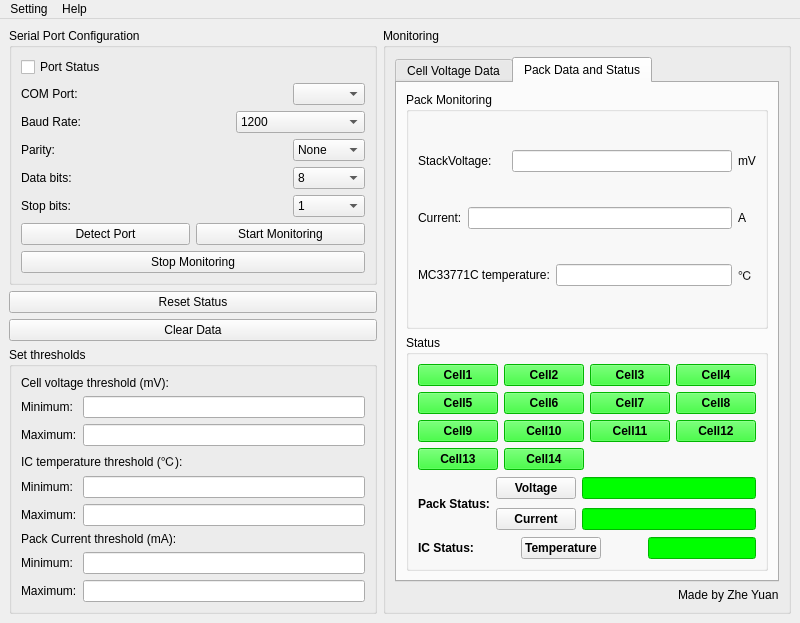
First picture: the form in UI/BMS_GUI.ui, repository Zyuangeorge/Third_year_project, before the edit.
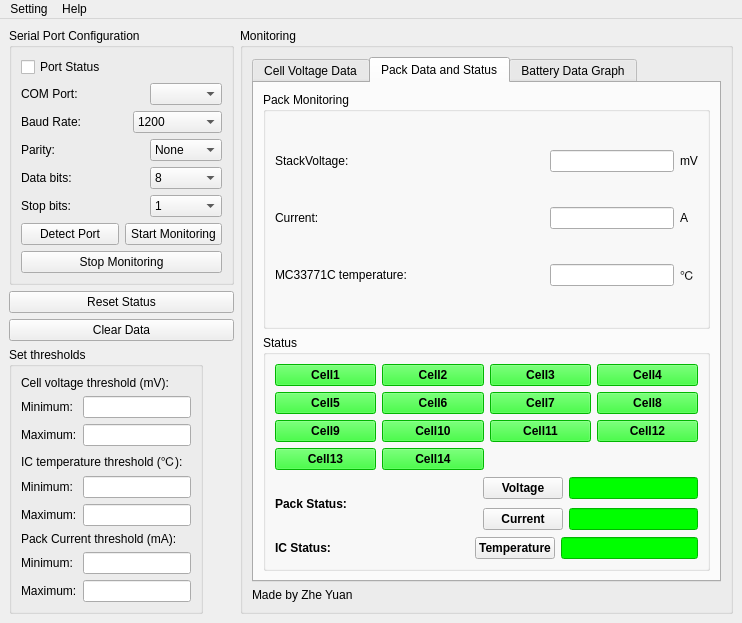
Second picture: the form after the edit. The open tabs and pages were chosen to show the change.

Commit message: update graph plotting

```diff
--- a/UI/BMS_GUI.ui
+++ b/UI/BMS_GUI.ui
@@ -6,8 +6,8 @@
    <rect>
     <x>0</x>
     <y>0</y>
-    <width>800</width>
-    <height>599</height>
+    <width>742</width>
+    <height>592</height>
    </rect>
   </property>
   <property name="font">
@@ -27,6 +27,12 @@
      <layout class="QVBoxLayout" name="leftLayout">
       <item>
        <widget class="QGroupBox" name="portConfigBox">
+        <property name="sizePolicy">
+         <sizepolicy hsizetype="Fixed" vsizetype="Fixed">
+          <horstretch>0</horstretch>
+          <verstretch>0</verstretch>
+         </sizepolicy>
+        </property>
         <property name="font">
          <font>
           <family>Arial</family>
@@ -320,6 +326,12 @@
       </item>
       <item>
        <widget class="QPushButton" name="resetStatusButton">
+        <property name="sizePolicy">
+         <sizepolicy hsizetype="Minimum" vsizetype="Fixed">
+          <horstretch>0</horstretch>
+          <verstretch>0</verstretch>
+         </sizepolicy>
+        </property>
         <property name="text">
          <string>Reset Status</string>
         </property>
@@ -327,6 +339,12 @@
       </item>
       <item>
        <widget class="QPushButton" name="clearDataButton">
+        <property name="sizePolicy">
+         <sizepolicy hsizetype="Minimum" vsizetype="Fixed">
+          <horstretch>0</horstretch>
+          <verstretch>0</verstretch>
+         </sizepolicy>
+        </property>
         <property name="text">
          <string>Clear Data</string>
         </property>
@@ -334,6 +352,12 @@
       </item>
       <item>
        <widget class="QGroupBox" name="thresholdGroupBox">
+        <property name="sizePolicy">
+         <sizepolicy hsizetype="Fixed" vsizetype="Fixed">
+          <horstretch>0</horstretch>
+          <verstretch>0</verstretch>
+         </sizepolicy>
+        </property>
         <property name="title">
          <string>Set thresholds</string>
         </property>
@@ -649,13 +673,17 @@
               <string>Pack Monitoring</string>
              </property>
              <layout class="QGridLayout" name="packMonitoringGroupBoxLayout">
-              <item row="1" column="1" colspan="3">
-               <widget class="QLineEdit" name="packCurrentLineEdit">
-                <property name="focusPolicy">
-                 <enum>Qt::NoFocus</enum>
+              <item row="1" column="7">
+               <widget class="QLabel" name="packCurrentUnit">
+                <property name="text">
+                 <string>A</string>
                 </property>
-                <property name="acceptDrops">
-                 <bool>false</bool>
+               </widget>
+              </item>
+              <item row="2" column="7">
+               <widget class="QLabel" name="ICTempUnit">
+                <property name="text">
+                 <string>℃</string>
                 </property>
                </widget>
               </item>
@@ -666,42 +694,74 @@
                 </property>
                </widget>
               </item>
-              <item row="0" column="0" colspan="2">
+              <item row="0" column="0" colspan="3">
                <widget class="QLabel" name="packVoltageLabel">
                 <property name="text">
                  <string>StackVoltage:</string>
                 </property>
                </widget>
               </item>
-              <item row="2" column="0" colspan="3">
+              <item row="2" column="6">
+               <widget class="QLineEdit" name="ICTempLineEdit">
+                <property name="focusPolicy">
+                 <enum>Qt::NoFocus</enum>
+                </property>
+                <property name="acceptDrops">
+                 <bool>false</bool>
+                </property>
+               </widget>
+              </item>
+              <item row="2" column="0" colspan="4">
                <widget class="QLabel" name="ICTempLabel">
                 <property name="text">
                  <string>MC33771C temperature:</string>
                 </property>
                </widget>
               </item>
-              <item row="2" column="4">
-               <widget class="QLabel" name="ICTempUnit">
-                <property name="text">
-                 <string>℃</string>
-                </property>
-               </widget>
-              </item>
-              <item row="0" column="4">
+              <item row="0" column="7">
                <widget class="QLabel" name="packVoltageUnit">
                 <property name="text">
                  <string>mV</string>
                 </property>
                </widget>
               </item>
-              <item row="1" column="4">
-               <widget class="QLabel" name="packCurrentUnit">
-                <property name="text">
-                 <string>A</string>
+              <item row="2" column="5">
+               <spacer name="horizontalSpacer_10">
+                <property name="orientation">
+                 <enum>Qt::Horizontal</enum>
+                </property>
+                <property name="sizeHint" stdset="0">
+                 <size>
+                  <width>40</width>
+                  <height>20</height>
+                 </size>
+                </property>
+               </spacer>
+              </item>
+              <item row="1" column="6">
+               <widget class="QLineEdit" name="packCurrentLineEdit">
+                <property name="focusPolicy">
+                 <enum>Qt::NoFocus</enum>
+                </property>
+                <property name="acceptDrops">
+                 <bool>false</bool>
                 </property>
                </widget>
               </item>
-              <item row="0" column="2" colspan="2">
+              <item row="1" column="1" colspan="5">
+               <spacer name="horizontalSpacer_9">
+                <property name="orientation">
+                 <enum>Qt::Horizontal</enum>
+                </property>
+                <property name="sizeHint" stdset="0">
+                 <size>
+                  <width>40</width>
+                  <height>20</height>
+                 </size>
+                </property>
+               </spacer>
+              </item>
+              <item row="0" column="6">
                <widget class="QLineEdit" name="packVoltageLineEdit">
                 <property name="enabled">
                  <bool>true</bool>
@@ -714,15 +774,18 @@
                 </property>
                </widget>
               </item>
-              <item row="2" column="3">
-               <widget class="QLineEdit" name="ICTempLineEdit">
-                <property name="focusPolicy">
-                 <enum>Qt::NoFocus</enum>
+              <item row="0" column="3" colspan="3">
+               <spacer name="horizontalSpacer_8">
+                <property name="orientation">
+                 <enum>Qt::Horizontal</enum>
                 </property>
-                <property name="acceptDrops">
-                 <bool>false</bool>
+                <property name="sizeHint" stdset="0">
+                 <size>
+                  <width>40</width>
+                  <height>20</height>
+                 </size>
                 </property>
-               </widget>
+               </spacer>
               </item>
              </layout>
             </widget>
@@ -1006,8 +1069,8 @@
               </item>
               <item>
                <layout class="QGridLayout" name="PackStatusLayout">
-                <item row="0" column="0" rowspan="4">
-                 <widget class="QLabel" name="packStatusLabel">
+                <item row="2" column="2" rowspan="2" colspan="2">
+                 <widget class="QPushButton" name="packCurrentStatusButton">
                   <property name="font">
                    <font>
                     <family>Arial</family>
@@ -1015,11 +1078,24 @@
                    </font>
                   </property>
                   <property name="text">
-                   <string>Pack Status:</string>
+                   <string>Current</string>
                   </property>
                  </widget>
                 </item>
-                <item row="0" column="3" rowspan="2">
+                <item row="0" column="2" rowspan="2" colspan="2">
+                 <widget class="QPushButton" name="packVoltageStatusButton">
+                  <property name="font">
+                   <font>
+                    <family>Arial</family>
+                    <bold>true</bold>
+                   </font>
+                  </property>
+                  <property name="text">
+                   <string>Voltage</string>
+                  </property>
+                 </widget>
+                </item>
+                <item row="0" column="4" rowspan="2">
                  <widget class="QLineEdit" name="packVoltageStatusDisplay">
                   <property name="mouseTracking">
                    <bool>false</bool>
@@ -1035,7 +1111,7 @@
                   </property>
                  </widget>
                 </item>
-                <item row="2" column="3" rowspan="2">
+                <item row="2" column="4" rowspan="2">
                  <widget class="QLineEdit" name="packCurrentStatusDisplay">
                   <property name="sizePolicy">
                    <sizepolicy hsizetype="Expanding" vsizetype="Fixed">
@@ -1057,8 +1133,8 @@
                   </property>
                  </widget>
                 </item>
-                <item row="0" column="1" rowspan="2" colspan="2">
-                 <widget class="QPushButton" name="packVoltageStatusButton">
+                <item row="0" column="0" rowspan="4">
+                 <widget class="QLabel" name="packStatusLabel">
                   <property name="font">
                    <font>
                     <family>Arial</family>
@@ -1066,22 +1142,35 @@
                    </font>
                   </property>
                   <property name="text">
-                   <string>Voltage</string>
+                   <string>Pack Status:</string>
                   </property>
                  </widget>
                 </item>
-                <item row="2" column="1" rowspan="2" colspan="2">
-                 <widget class="QPushButton" name="packCurrentStatusButton">
-                  <property name="font">
-                   <font>
-                    <family>Arial</family>
-                    <bold>true</bold>
-                   </font>
+                <item row="2" column="1" rowspan="2">
+                 <spacer name="horizontalSpacer_12">
+                  <property name="orientation">
+                   <enum>Qt::Horizontal</enum>
                   </property>
-                  <property name="text">
-                   <string>Current</string>
+                  <property name="sizeHint" stdset="0">
+                   <size>
+                    <width>40</width>
+                    <height>20</height>
+                   </size>
                   </property>
-                 </widget>
+                 </spacer>
+                </item>
+                <item row="0" column="1" rowspan="2">
+                 <spacer name="horizontalSpacer_11">
+                  <property name="orientation">
+                   <enum>Qt::Horizontal</enum>
+                  </property>
+                  <property name="sizeHint" stdset="0">
+                   <size>
+                    <width>40</width>
+                    <height>20</height>
+                   </size>
+                  </property>
+                 </spacer>
                 </item>
                </layout>
               </item>
@@ -1126,19 +1215,6 @@
                   </property>
                  </widget>
                 </item>
-                <item>
-                 <spacer name="horizontalSpacer_6">
-                  <property name="orientation">
-                   <enum>Qt::Horizontal</enum>
-                  </property>
-                  <property name="sizeHint" stdset="0">
-                   <size>
-                    <width>40</width>
-                    <height>20</height>
-                   </size>
-                  </property>
-                 </spacer>
-                </item>
                 <item>
                  <widget class="QLineEdit" name="ICStatusDisplay">
                   <property name="focusPolicy">
@@ -1159,9 +1235,15 @@
            </item>
           </layout>
          </widget>
+         <widget class="QWidget" name="batteryData_3">
+          <attribute name="title">
+           <string>Battery Data Graph</string>
+          </attribute>
+          <layout class="QVBoxLayout" name="batteryData_3Layout"/>
+         </widget>
         </widget>
        </item>
-       <item alignment="Qt::AlignRight">
+       <item>
         <widget class="QLabel" name="nameLabel">
          <property name="layoutDirection">
           <enum>Qt::LeftToRight</enum>
@@ -1181,7 +1263,7 @@
     <rect>
      <x>0</x>
      <y>0</y>
-     <width>800</width>
+     <width>742</width>
      <height>20</height>
     </rect>
    </property>
```
The commit also changes 6 other files.
